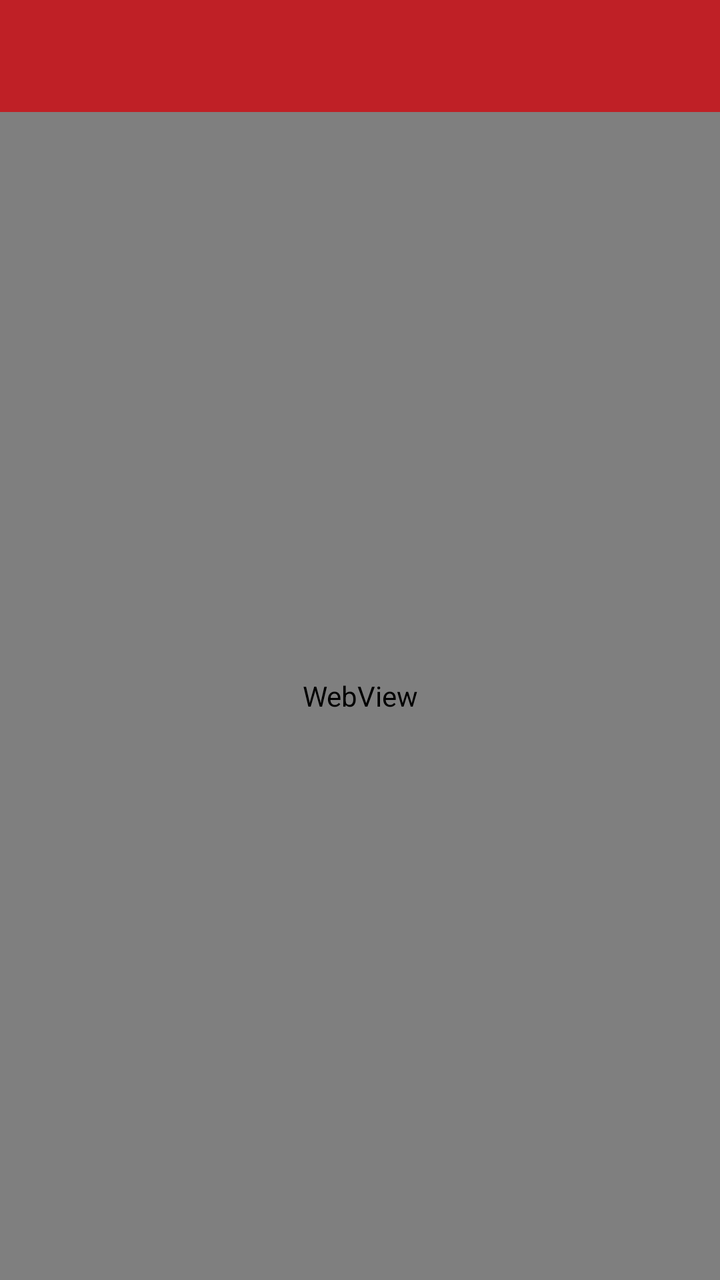
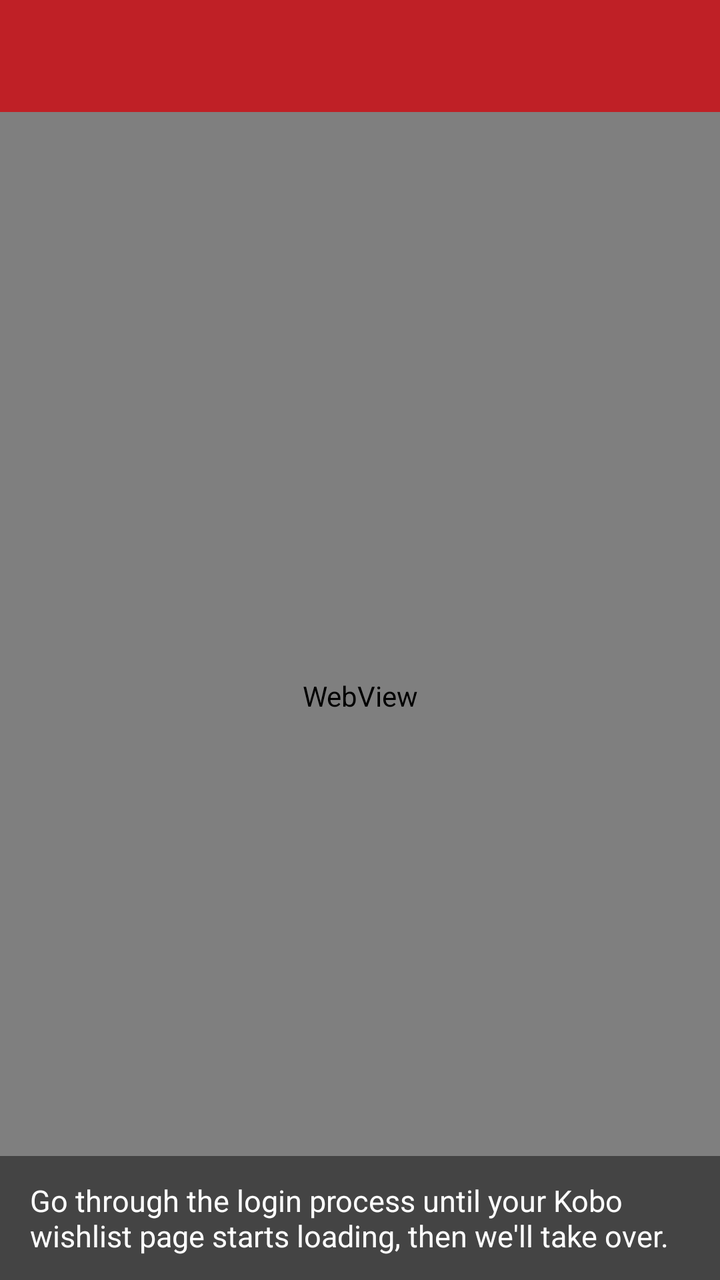

Before-and-after screenshots of an Android layout around one commit, followed by the original layout XML and the change that was made.
<!-- AndroidManifest.xml: application theme AppTheme -->
<!-- res/layout/activity_login.xml -->
<?xml version="1.0" encoding="utf-8"?>

<androidx.constraintlayout.widget.ConstraintLayout xmlns:android="http://schemas.android.com/apk/res/android"
    xmlns:app="http://schemas.android.com/apk/res-auto"
    xmlns:tools="http://schemas.android.com/tools"
    android:layout_width="match_parent"
    android:layout_height="match_parent"
    android:id="@+id/coordinator"
    tools:context=".LoginActivity">

    <com.google.android.material.appbar.AppBarLayout
        android:layout_width="match_parent"
        android:layout_height="wrap_content"
        app:layout_constraintTop_toTopOf="@id/coordinator"
        android:id="@+id/appbar">
        <androidx.appcompat.widget.Toolbar
            android:id="@+id/toolbar"
            android:layout_width="match_parent"
            android:layout_height="?attr/actionBarSize"
            android:background="?attr/colorPrimary"
            android:theme="@style/ThemeOverlay.AppCompat.Dark.ActionBar"
            app:popupTheme="@style/ThemeOverlay.AppCompat.Light">

        </androidx.appcompat.widget.Toolbar>
    </com.google.android.material.appbar.AppBarLayout>

    <WebView
        android:layout_width="match_parent"
        android:layout_height="match_parent"
        android:layout_marginTop="?attr/actionBarSize"
        android:id="@+id/web"
        />

</androidx.constraintlayout.widget.ConstraintLayout>
<!-- resources referenced by this layout -->
<resources>
  <style name="AppTheme" parent="Theme.AppCompat.Light.NoActionBar">
          
          <item name="colorPrimary">@color/colorPrimary</item>
          <item name="colorPrimaryDark">@color/colorPrimaryDark</item>
          <item name="colorAccent">@color/colorAccent</item>
          <item name="android:textColor">#333333</item>
      </style>
  <color name="colorPrimary">#bf2026</color>
  <color name="colorPrimaryDark">#ab1d22</color>
  <color name="colorAccent">#ab1d22</color>
</resources>

<!-- the commit's change to res/layout/activity_login.xml (unified diff, before → after) -->
@@ -30,5 +30,24 @@
         android:layout_marginTop="?attr/actionBarSize"
         android:id="@+id/web"
         />
+    <LinearLayout
+        android:layout_width="match_parent"
+        android:layout_height="wrap_content"
+        android:id="@+id/status"
+        app:layout_constraintBottom_toBottomOf="@id/web"
+        android:orientation="horizontal"
+        android:background="@color/snackbar"
+        android:paddingVertical="12dp"
+        android:paddingHorizontal="15dp">
+
+        <TextView
+            android:layout_width="match_parent"
+            android:layout_height="wrap_content"
+            android:textColor="@android:color/white"
+            android:id="@+id/login_helper"
+            android:textSize="15sp"
+            android:text="Go through the login process until your Kobo wishlist page starts loading, then we'll take over."
+            />
+    </LinearLayout>
 
 </androidx.constraintlayout.widget.ConstraintLayout>
<!-- resource entries referenced after the edit -->
@@ -1,5 +1,6 @@
 <!-- resources referenced by this layout -->
 <resources>
+  <color name="snackbar">#444444</color>
   <style name="AppTheme" parent="Theme.AppCompat.Light.NoActionBar">
           
           <item name="colorPrimary">@color/colorPrimary</item>
